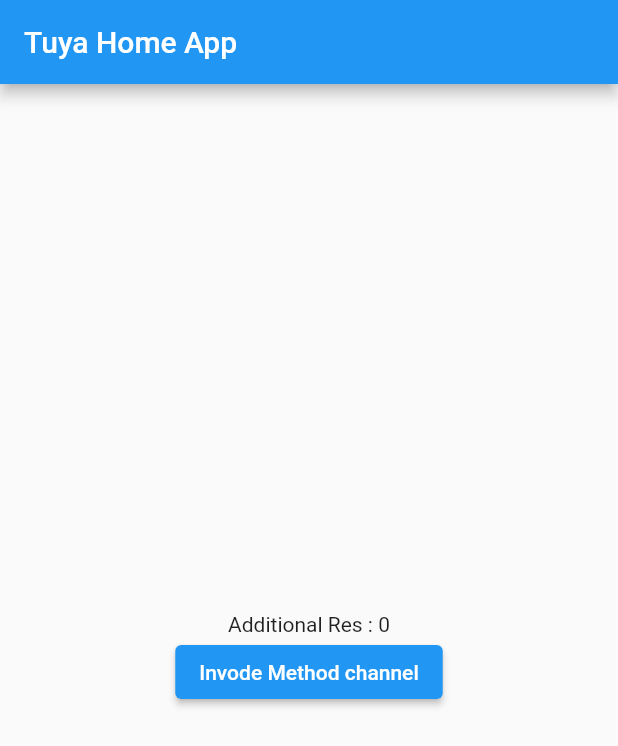
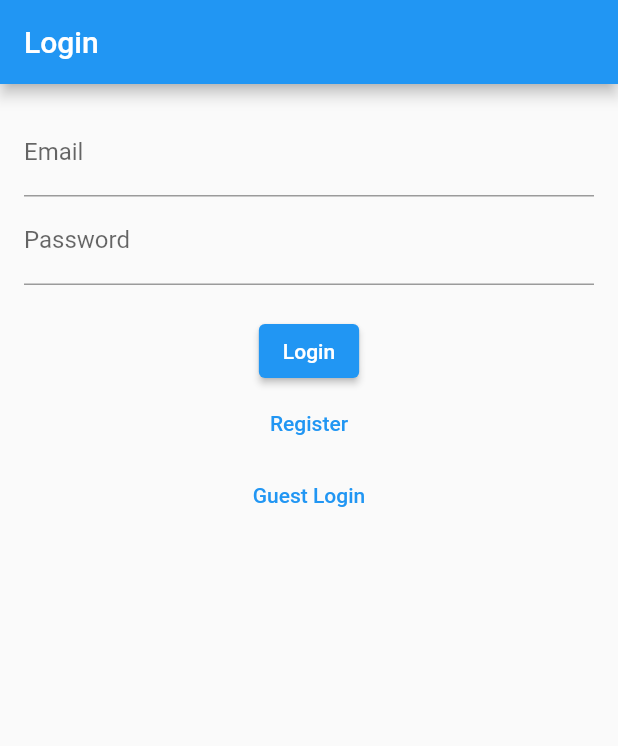
Before and after one commit to vyaspm91/iothometuuya, a Flutter app: the screen it shows after launch, on a phone screen of 412 x 824 dp. Shown: the top 746 px of the screen. Run offline on Flutter 3.47's test engine with Material 2 defaults, Android fonts, the phone set to English and light mode, and no system bars; our stand-ins replace shared_preferences.

Commit message:
flutter UI for tuyaDemo app

```diff
--- /dev/null
+++ b/lib/auth_service.dart
@@ -0,0 +1,51 @@
+import 'dart:convert';
+import 'package:http/http.dart' as http;
+import 'package:iothometuuya/user.dart';
+import 'package:shared_preferences/shared_preferences.dart';
+
+class AuthService {
+  final String apiUrl = 'https://your-api-url.com';
+
+  Future<User?> login(String email, String password) async {
+    final response = await http.post(
+      Uri.parse('$apiUrl/login'),
+      headers: {'Content-Type': 'application/json'},
+      body: jsonEncode({'email': email, 'password': password}),
+    );
+
+    if (response.statusCode == 200) {
+      final data = jsonDecode(response.body);
+      final user = User.fromJson(data);
+      final prefs = await SharedPreferences.getInstance();
+      prefs.setString('user', jsonEncode(user));
+      return user;
+    } else {
+      return null;
+    }
+  }
+
+  Future<bool> register(String email, String password) async {
+    final response = await http.post(
+      Uri.parse('$apiUrl/register'),
+      headers: {'Content-Type': 'application/json'},
+      body: jsonEncode({'email': email, 'password': password}),
+    );
+
+    return response.statusCode == 200;
+  }
+
+  Future<User?> getCurrentUser() async {
+    final prefs = await SharedPreferences.getInstance();
+    final userJson = prefs.getString('user');
+    if (userJson != null) {
+      return User.fromJson(jsonDecode(userJson));
+    } else {
+      return null;
+    }
+  }
+
+  Future<void> logout() async {
+    final prefs = await SharedPreferences.getInstance();
+    await prefs.remove('user');
+  }
+}
--- /dev/null
+++ b/lib/login_screen.dart
@@ -0,0 +1,68 @@
+import 'package:flutter/material.dart';
+import 'package:iothometuuya/auth_service.dart';
+import 'package:provider/provider.dart';
+
+
+class LoginScreen extends StatefulWidget {
+  @override
+  _LoginScreenState createState() => _LoginScreenState();
+}
+
+class _LoginScreenState extends State<LoginScreen> {
+  final _emailController = TextEditingController();
+  final _passwordController = TextEditingController();
+
+  @override
+  Widget build(BuildContext context) {
+    return Scaffold(
+      appBar: AppBar(
+        title: Text('Login'),
+      ),
+      body: Padding(
+        padding: EdgeInsets.all(16.0),
+        child: Column(
+          children: [
+            TextField(
+              controller: _emailController,
+              decoration: InputDecoration(labelText: 'Email'),
+            ),
+            TextField(
+              controller: _passwordController,
+              decoration: InputDecoration(labelText: 'Password'),
+              obscureText: true,
+            ),
+            SizedBox(height: 20),
+            ElevatedButton(
+              onPressed: () async {
+                final email = _emailController.text;
+                final password = _passwordController.text;
+                final authService = Provider.of<AuthService>(context, listen: false);
+                final user = await authService.login(email, password);
+                if (user == null) {
+                  Navigator.pushReplacementNamed(context, '/dashboard');
+                } else {
+                  ScaffoldMessenger.of(context).showSnackBar(
+                    SnackBar(content: Text('Invalid credentials')),
+                  );
+                }
+              },
+              child: Text('Login'),
+            ),
+            TextButton(
+              onPressed: () {
+                Navigator.pushNamed(context, '/register');
+              },
+              child: Text('Register'),
+            ),
+            TextButton(
+              onPressed: () {
+                Navigator.pushNamed(context, '/dashboard');
+              },
+              child: Text('Guest Login'),
+            ),
+          ],
+        ),
+      ),
+    );
+  }
+}
--- a/lib/main.dart
+++ b/lib/main.dart
@@ -1,67 +1,34 @@
 import 'package:flutter/material.dart';
-import 'package:flutter/services.dart';
+import 'package:iothometuuya/auth_service.dart';
+import 'package:iothometuuya/dashboard_screen.dart';
+import 'package:iothometuuya/login_screen.dart';
+import 'package:iothometuuya/register_screen.dart';
+import 'package:provider/provider.dart';
+
 
 void main() {
-  runApp(const MyApp());
+  runApp(MyApp());
 }
 
 class MyApp extends StatelessWidget {
-  const MyApp({Key? key}) : super(key: key);
-
-  // This widget is the root of your application.
   @override
   Widget build(BuildContext context) {
-    return MaterialApp(
-      title: 'Tuya Demo',
-      theme: ThemeData(
-        primarySwatch: Colors.blue,
-      ),
-      home: const MyHomePage(title: 'Tuya Home App'),
-    );
-  }
-}
-
-class MyHomePage extends StatefulWidget {
-  const MyHomePage({Key? key, required this.title}) : super(key: key);
-  final String title;
-
-  @override
-  State<MyHomePage> createState() => _MyHomePageState();
-}
-
-class _MyHomePageState extends State<MyHomePage> {
-  dynamic additionalResult = 0;
-  static const methodChannelPlatform = MethodChannel("app.id.com/my_channel_name");
-
-  void _invodeAddNumbers() async{
-    dynamic returnValue = await methodChannelPlatform.invokeMethod("addnumbers",<String,dynamic>{
-      'n1':50,
-      'n2':10
-    });
-
-    setState(() {
-      print("@@@ received value in flutter"+ returnValue.toString() );
-      additionalResult = returnValue;
-    });
-  }
-
-
-  @override
-  Widget build(BuildContext context) {
-    return Scaffold(
-      appBar: AppBar(
-        title: Text(widget.title),
-      ),
-      body: Center(
-        child: Column(
-          mainAxisAlignment: MainAxisAlignment.center,
-          children: <Widget>[
-            Text(
-              'Additional Res : '+additionalResult.toString()
-            ),
-            ElevatedButton(onPressed: _invodeAddNumbers, child: Text("Invode Method channel"))
-          ],
+    return MultiProvider(
+      providers: [
+        Provider(create: (_) => AuthService()),
+      ],
+      child: MaterialApp(
+        title: 'Smart Light App',
+        theme: ThemeData(
+          primarySwatch: Colors.blue,
         ),
+        initialRoute: '/',
+        routes: {
+          '/': (context) => LoginScreen(),
+          '/login': (context) => LoginScreen(),
+          '/register': (context) => RegisterScreen(),
+          '/dashboard': (context) => DashboardScreen(),
+        },
       ),
     );
   }
--- /dev/null
+++ b/lib/user.dart
@@ -0,0 +1,15 @@
+class User {
+  final String id;
+  final String email;
+  final String token;
+
+  User({required this.id, required this.email, required this.token});
+
+  factory User.fromJson(Map<String, dynamic> json) {
+    return User(
+      id: json['id'],
+      email: json['email'],
+      token: json['token'],
+    );
+  }
+}
--- a/pubspec.yaml
+++ b/pubspec.yaml
@@ -12,8 +12,10 @@
 dependencies:
   flutter:
     sdk: flutter
+  provider: ^6.0.0
+  shared_preferences: ^2.0.6
+  http: ^0.13.3
 
-  cupertino_icons: ^1.0.2
 
 dev_dependencies:
   flutter_test:
```
Also changed, not shown: lib/dashboard_screen.dart (added, +30 -0 lines), lib/light_control.dart (added, +38 -0 lines), lib/register_screen.dart (added, +56 -0 lines), pubspec.lock, 1 other file.
